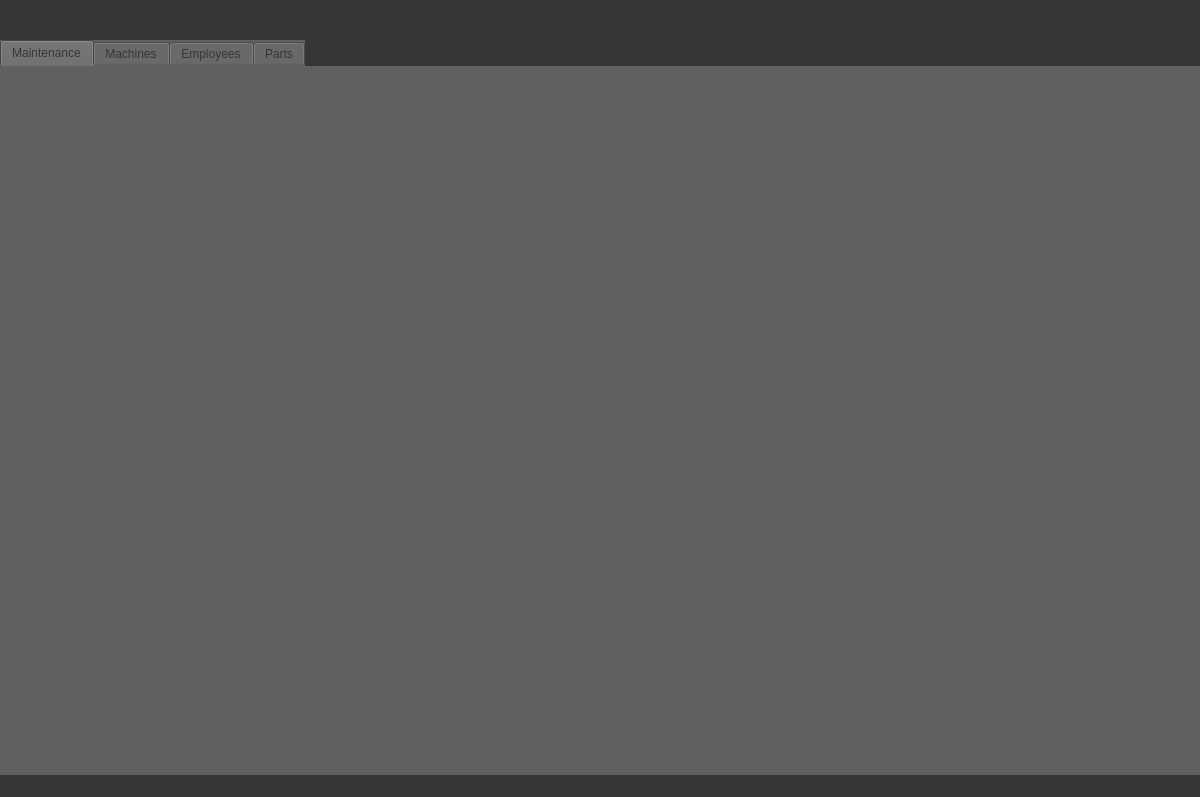
Qt form AppWindow.ui (asuXie/Machine-Maintenance-System-MMS) before a commit.
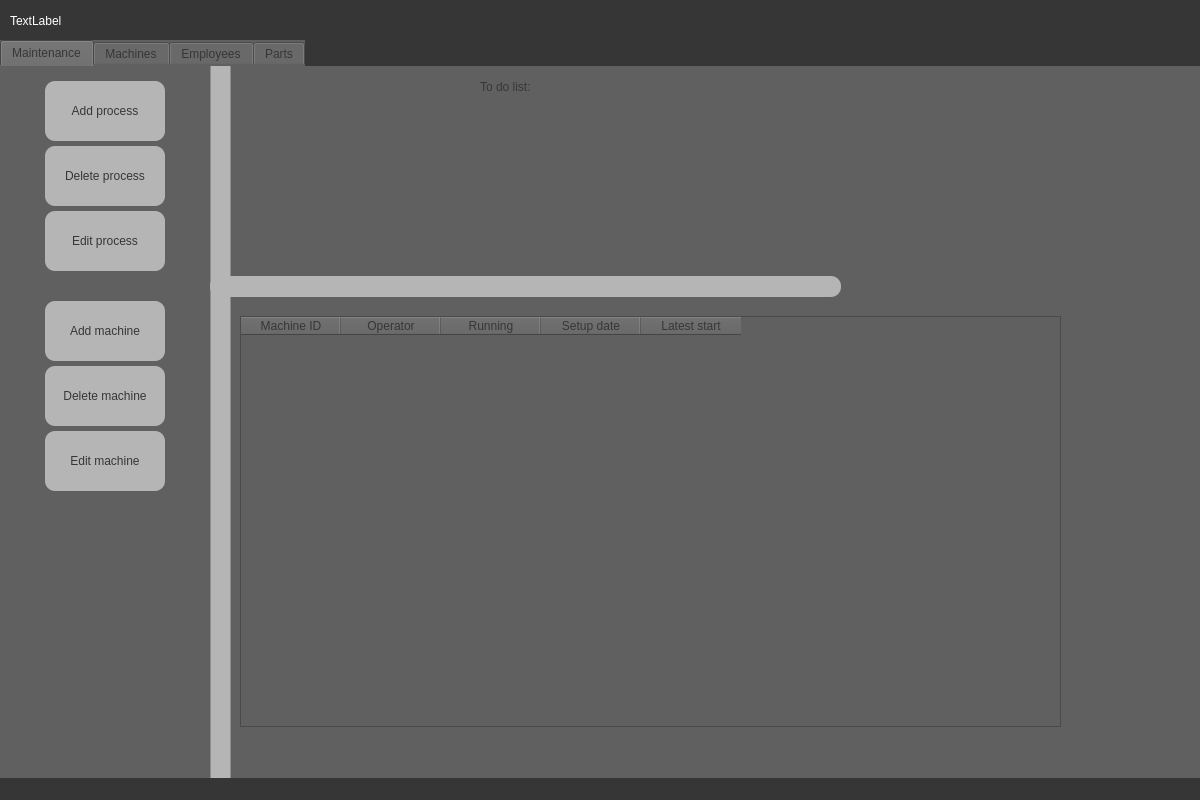
The same form after that commit. The open tabs and pages were chosen to show the change.

```diff
--- a/AppWindow.ui
+++ b/AppWindow.ui
@@ -7,7 +7,7 @@
     <x>0</x>
     <y>0</y>
     <width>1200</width>
-    <height>797</height>
+    <height>800</height>
    </rect>
   </property>
   <property name="windowTitle">
@@ -43,6 +43,343 @@
      <attribute name="title">
       <string>Maintenance</string>
      </attribute>
+     <widget class="QFrame" name="frame_2">
+      <property name="geometry">
+       <rect>
+        <x>210</x>
+        <y>-30</y>
+        <width>21</width>
+        <height>791</height>
+       </rect>
+      </property>
+      <property name="styleSheet">
+       <string notr="true">
+background-color: rgb(181, 181, 181);</string>
+      </property>
+      <property name="frameShape">
+       <enum>QFrame::StyledPanel</enum>
+      </property>
+      <property name="frameShadow">
+       <enum>QFrame::Raised</enum>
+      </property>
+     </widget>
+     <widget class="QWidget" name="gridLayoutWidget_2">
+      <property name="geometry">
+       <rect>
+        <x>10</x>
+        <y>10</y>
+        <width>191</width>
+        <height>201</height>
+       </rect>
+      </property>
+      <layout class="QGridLayout" name="gridLayout_2">
+       <property name="spacing">
+        <number>0</number>
+       </property>
+       <item row="4" column="0">
+        <widget class="QPushButton" name="editProcessButton">
+         <property name="maximumSize">
+          <size>
+           <width>120</width>
+           <height>60</height>
+          </size>
+         </property>
+         <property name="styleSheet">
+          <string notr="true">
+QPushButton{
+color: rgb(54, 54, 54);
+border-color: rgb(96, 96, 96);
+selection-color: rgb(0, 0, 0);
+font: 10pt &quot;Verdana&quot;;
+border-radius: 10px;
+background-color: rgb(181, 181, 181);
+
+}
+
+QPushButton:hover {
+color: rgb(255, 159, 102);
+}</string>
+         </property>
+         <property name="text">
+          <string>Edit process</string>
+         </property>
+        </widget>
+       </item>
+       <item row="3" column="0">
+        <widget class="QPushButton" name="deleteProcessButton">
+         <property name="maximumSize">
+          <size>
+           <width>120</width>
+           <height>60</height>
+          </size>
+         </property>
+         <property name="styleSheet">
+          <string notr="true">
+QPushButton{
+color: rgb(54, 54, 54);
+border-color: rgb(96, 96, 96);
+selection-color: rgb(0, 0, 0);
+font: 10pt &quot;Verdana&quot;;
+border-radius: 10px;
+background-color: rgb(181, 181, 181);
+
+}
+
+QPushButton:hover {
+color: rgb(255, 159, 102);
+}</string>
+         </property>
+         <property name="text">
+          <string>Delete process</string>
+         </property>
+        </widget>
+       </item>
+       <item row="2" column="0">
+        <widget class="QPushButton" name="addProcessButton">
+         <property name="maximumSize">
+          <size>
+           <width>120</width>
+           <height>60</height>
+          </size>
+         </property>
+         <property name="styleSheet">
+          <string notr="true">
+
+QPushButton{
+color: rgb(54, 54, 54);
+border-color: rgb(96, 96, 96);
+selection-color: rgb(0, 0, 0);
+font: 10pt &quot;Verdana&quot;;
+border-radius: 10px;
+background-color: rgb(181, 181, 181);
+
+}
+
+QPushButton:hover {
+color: rgb(255, 159, 102);
+}</string>
+         </property>
+         <property name="text">
+          <string>Add process</string>
+         </property>
+        </widget>
+       </item>
+      </layout>
+     </widget>
+     <widget class="QFrame" name="frame_5">
+      <property name="geometry">
+       <rect>
+        <x>210</x>
+        <y>210</y>
+        <width>631</width>
+        <height>21</height>
+       </rect>
+      </property>
+      <property name="styleSheet">
+       <string notr="true">border-radius: 10px;
+background-color: rgb(181, 181, 181);</string>
+      </property>
+      <property name="frameShape">
+       <enum>QFrame::StyledPanel</enum>
+      </property>
+      <property name="frameShadow">
+       <enum>QFrame::Raised</enum>
+      </property>
+     </widget>
+     <widget class="QLabel" name="label">
+      <property name="geometry">
+       <rect>
+        <x>480</x>
+        <y>10</y>
+        <width>111</width>
+        <height>21</height>
+       </rect>
+      </property>
+      <property name="styleSheet">
+       <string notr="true">color: rgb(54, 54, 54);
+border-color: rgb(96, 96, 96);
+selection-color: rgb(0, 0, 0);
+font: 16pt &quot;Verdana&quot;;
+background-color: rgb(96, 96, 96);</string>
+      </property>
+      <property name="text">
+       <string>To do list:</string>
+      </property>
+     </widget>
+     <widget class="QTableWidget" name="machineTable">
+      <property name="geometry">
+       <rect>
+        <x>240</x>
+        <y>250</y>
+        <width>821</width>
+        <height>411</height>
+       </rect>
+      </property>
+      <property name="minimumSize">
+       <size>
+        <width>581</width>
+        <height>0</height>
+       </size>
+      </property>
+      <property name="showGrid">
+       <bool>true</bool>
+      </property>
+      <property name="columnCount">
+       <number>5</number>
+      </property>
+      <attribute name="horizontalHeaderVisible">
+       <bool>true</bool>
+      </attribute>
+      <attribute name="horizontalHeaderCascadingSectionResizes">
+       <bool>false</bool>
+      </attribute>
+      <attribute name="horizontalHeaderMinimumSectionSize">
+       <number>72</number>
+      </attribute>
+      <attribute name="horizontalHeaderShowSortIndicator" stdset="0">
+       <bool>false</bool>
+      </attribute>
+      <attribute name="horizontalHeaderStretchLastSection">
+       <bool>false</bool>
+      </attribute>
+      <attribute name="verticalHeaderMinimumSectionSize">
+       <number>33</number>
+      </attribute>
+      <attribute name="verticalHeaderShowSortIndicator" stdset="0">
+       <bool>false</bool>
+      </attribute>
+      <attribute name="verticalHeaderStretchLastSection">
+       <bool>false</bool>
+      </attribute>
+      <column>
+       <property name="text">
+        <string>Machine ID</string>
+       </property>
+      </column>
+      <column>
+       <property name="text">
+        <string>Operator</string>
+       </property>
+      </column>
+      <column>
+       <property name="text">
+        <string>Running</string>
+       </property>
+      </column>
+      <column>
+       <property name="text">
+        <string>Setup date</string>
+       </property>
+      </column>
+      <column>
+       <property name="text">
+        <string>Latest start</string>
+       </property>
+      </column>
+     </widget>
+     <widget class="QWidget" name="gridLayoutWidget_3">
+      <property name="geometry">
+       <rect>
+        <x>10</x>
+        <y>230</y>
+        <width>191</width>
+        <height>201</height>
+       </rect>
+      </property>
+      <layout class="QGridLayout" name="gridLayout_3">
+       <property name="spacing">
+        <number>0</number>
+       </property>
+       <item row="4" column="0">
+        <widget class="QPushButton" name="editMachineButton">
+         <property name="maximumSize">
+          <size>
+           <width>120</width>
+           <height>60</height>
+          </size>
+         </property>
+         <property name="styleSheet">
+          <string notr="true">
+QPushButton{
+color: rgb(54, 54, 54);
+border-color: rgb(96, 96, 96);
+selection-color: rgb(0, 0, 0);
+font: 10pt &quot;Verdana&quot;;
+border-radius: 10px;
+background-color: rgb(181, 181, 181);
+
+}
+
+QPushButton:hover {
+color: rgb(255, 159, 102);
+}</string>
+         </property>
+         <property name="text">
+          <string>Edit machine</string>
+         </property>
+        </widget>
+       </item>
+       <item row="3" column="0">
+        <widget class="QPushButton" name="deleteMachineButton">
+         <property name="maximumSize">
+          <size>
+           <width>120</width>
+           <height>60</height>
+          </size>
+         </property>
+         <property name="styleSheet">
+          <string notr="true">
+QPushButton{
+color: rgb(54, 54, 54);
+border-color: rgb(96, 96, 96);
+selection-color: rgb(0, 0, 0);
+font: 10pt &quot;Verdana&quot;;
+border-radius: 10px;
+background-color: rgb(181, 181, 181);
+
+}
+
+QPushButton:hover {
+color: rgb(255, 159, 102);
+}</string>
+         </property>
+         <property name="text">
+          <string>Delete machine</string>
+         </property>
+        </widget>
+       </item>
+       <item row="2" column="0">
+        <widget class="QPushButton" name="addMachineButton">
+         <property name="maximumSize">
+          <size>
+           <width>120</width>
+           <height>60</height>
+          </size>
+         </property>
+         <property name="styleSheet">
+          <string notr="true">
+
+QPushButton{
+color: rgb(54, 54, 54);
+border-color: rgb(96, 96, 96);
+selection-color: rgb(0, 0, 0);
+font: 10pt &quot;Verdana&quot;;
+border-radius: 10px;
+background-color: rgb(181, 181, 181);
+
+}
+
+QPushButton:hover {
+color: rgb(255, 159, 102);
+}</string>
+         </property>
+         <property name="text">
+          <string>Add machine</string>
+         </property>
+        </widget>
+       </item>
+      </layout>
+     </widget>
     </widget>
     <widget class="QWidget" name="tab_2">
      <attribute name="title">
@@ -60,6 +397,23 @@
      </attribute>
     </widget>
    </widget>
+   <widget class="QLabel" name="dateTimeLabel">
+    <property name="geometry">
+     <rect>
+      <x>10</x>
+      <y>10</y>
+      <width>431</width>
+      <height>21</height>
+     </rect>
+    </property>
+    <property name="styleSheet">
+     <string notr="true">color: rgb(255, 255, 255); 
+font: 16pt &quot;Verdana&quot;;</string>
+    </property>
+    <property name="text">
+     <string>TextLabel</string>
+    </property>
+   </widget>
   </widget>
   <widget class="QMenuBar" name="menubar">
    <property name="geometry">
```
Left out of the diff: 165 changed lines with no effect on the pictures.
